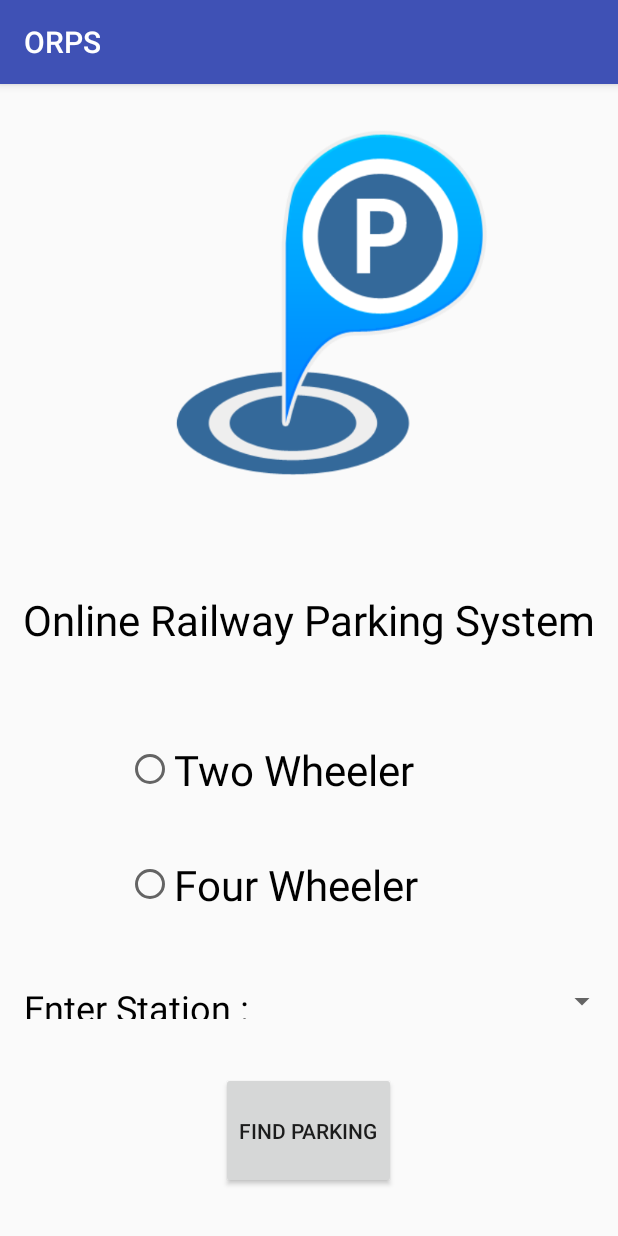
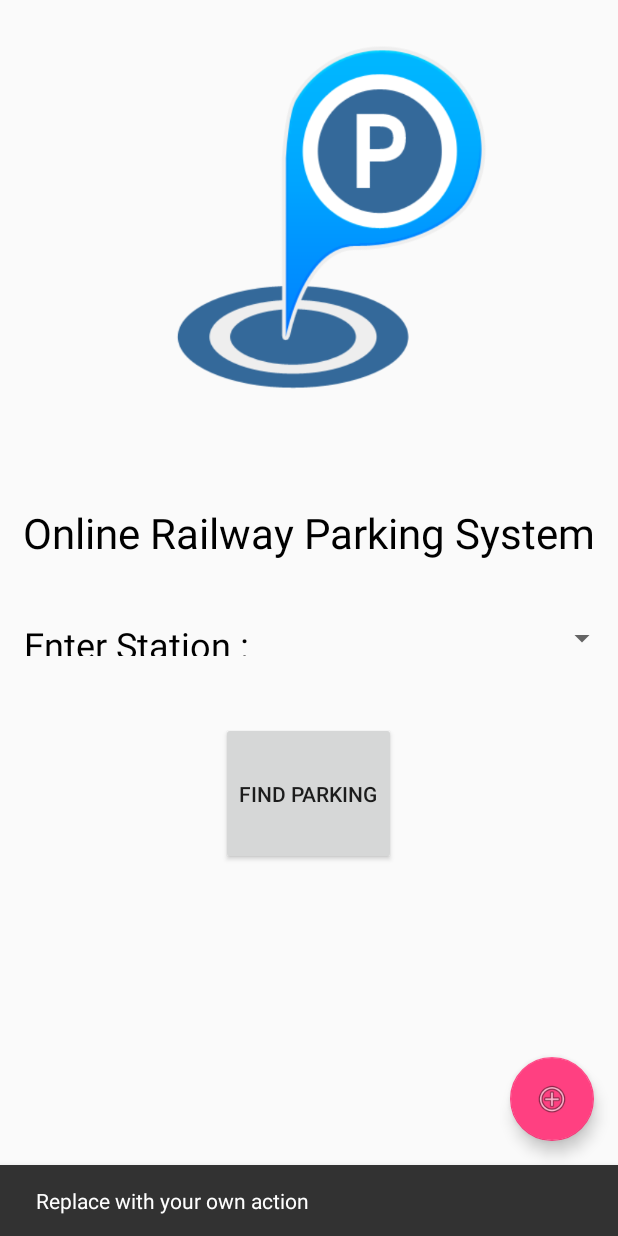
Before and after one commit to IamMukulTaneja/ORPS, an Android app: the screen it shows after launch (MainActivity), after a tap on an icon or button, on a phone screen of 412 x 824 dp. Run offline under Robolectric (Android 15) with nearby library versions, the phone set to English and light mode, and no system bars; 1 other tap on this screen came first.

Commit message:
options for vehicle removed and floating button added for direct booking' ' ; ' ' ' ' '

```diff
--- a/app/build.gradle
+++ b/app/build.gradle
@@ -26,5 +26,6 @@
     })
     compile 'com.android.support:appcompat-v7:25.3.1'
     compile 'com.android.support.constraint:constraint-layout:1.0.2'
+    compile 'com.android.support:design:25.3.1'
     testCompile 'junit:junit:4.12'
 }
--- a/app/src/main/AndroidManifest.xml
+++ b/app/src/main/AndroidManifest.xml
@@ -9,7 +9,6 @@
         android:roundIcon="@mipmap/ic_launcher_round"
         android:supportsRtl="true"
         android:theme="@style/AppTheme">
-        <activity android:name=".MainActivity" />
         <activity
             android:name=".SplashScreen"
             android:theme="@style/SplashTheme">
@@ -19,9 +18,12 @@
                 <category android:name="android.intent.category.LAUNCHER" />
             </intent-filter>
         </activity>
-        <activity android:name=".SignInActivity">
+        <activity android:name=".SignInActivity"></activity>
 
-        </activity>
+        <activity
+            android:name=".MainActivity"
+            android:label="@string/title_activity_main"
+            android:theme="@style/AppTheme.NoActionBar"></activity>
     </application>
 
 </manifest>
--- a/app/src/main/java/com/example/dell/orps/MainActivity.java
+++ b/app/src/main/java/com/example/dell/orps/MainActivity.java
@@ -1,7 +1,11 @@
 package com.example.dell.orps;
 
+import android.os.Bundle;
+import android.support.design.widget.FloatingActionButton;
+import android.support.design.widget.Snackbar;
 import android.support.v7.app.AppCompatActivity;
-import android.os.Bundle;
+import android.support.v7.widget.Toolbar;
+import android.view.View;
 
 public class MainActivity extends AppCompatActivity {
 
@@ -9,5 +13,15 @@
     protected void onCreate(Bundle savedInstanceState) {
         super.onCreate(savedInstanceState);
         setContentView(R.layout.activity_main);
+
+        FloatingActionButton fab = (FloatingActionButton) findViewById(R.id.fab);
+        fab.setOnClickListener(new View.OnClickListener() {
+            @Override
+            public void onClick(View view) {
+                Snackbar.make(view, "Replace with your own action", Snackbar.LENGTH_LONG)
+                        .setAction("Action", null).show();
+            }
+        });
     }
+
 }
--- a/app/src/main/res/layout/activity_main.xml
+++ b/app/src/main/res/layout/activity_main.xml
@@ -1,87 +1,77 @@
 <?xml version="1.0" encoding="utf-8"?>
-<LinearLayout xmlns:android="http://schemas.android.com/apk/res/android"
+<android.support.design.widget.CoordinatorLayout xmlns:android="http://schemas.android.com/apk/res/android"
     xmlns:app="http://schemas.android.com/apk/res-auto"
     xmlns:tools="http://schemas.android.com/tools"
     android:layout_width="match_parent"
     android:layout_height="match_parent"
+    tools:context="com.example.dell.orps.MainActivity">
+
+
+    <include layout="@layout/content_main" />
+
+    <android.support.design.widget.FloatingActionButton
+        android:id="@+id/fab"
+        android:layout_width="wrap_content"
+        android:layout_height="wrap_content"
+        android:layout_gravity="bottom|end"
+        android:layout_margin="@dimen/fab_margin"
+        app:srcCompat="@android:drawable/ic_menu_add" />
+
+
+    <LinearLayout
+        android:layout_width="match_parent"
+        android:layout_height="match_parent"
         android:orientation="vertical"
-    tools:context="com.example.dell.orps.MainActivity"
-    android:weightSum="1">
+        android:weightSum="1"
+        tools:context="com.example.dell.orps.MainActivity">
 
 
         <ImageView
             android:id="@+id/main_image"
             android:layout_width="wrap_content"
-        android:layout_height="183dp"
-        android:layout_weight="0.4"
-        app:srcCompat="@drawable/spalshimage" />
+            android:layout_height="171dp"
+            app:srcCompat="@drawable/spalshimage"
+            android:layout_weight="0.28" />
 
         <TextView
             android:id="@+id/heading"
             android:layout_width="match_parent"
             android:layout_height="wrap_content"
+            android:layout_marginTop="32dp"
             android:text="@string/ORPS"
+            android:textAlignment="center"
             android:textColor="#000000"
-        android:textSize="28sp"
-        android:layout_weight="0.1"
-        android:textAlignment="center"
-        android:layout_marginTop="32dp"/>
-
-    <RadioButton
-        android:id="@+id/twowheeler"
-        android:layout_width="match_parent"
-        android:layout_height="wrap_content"
-        android:layout_weight="0.1"
-        android:textColor="#000000"
-        android:layout_marginStart="56dp"
-        android:layout_marginLeft="56dp"
-        android:layout_marginTop="16dp"
-        android:textSize="28sp"
-        android:layout_gravity="center"
-        android:text="@string/twowheeler" />
-
-    <RadioButton
-        android:id="@+id/fourwheeler"
-        android:layout_width="match_parent"
-        android:layout_height="wrap_content"
-        android:layout_weight="0.1"
-        android:layout_marginStart="56dp"
-        android:textSize="28sp"
-        android:textColor="#000000"
-        android:layout_gravity="center"
-        android:layout_marginLeft="56dp"
-        android:layout_marginTop="8dp"
-        android:text="@string/fourwheeler" />
-
+            android:textSize="28sp" />
 
 
         <RelativeLayout
             android:layout_width="match_parent"
             android:layout_height="wrap_content"
-        android:layout_weight="0.1"
-        android:layout_marginTop="16dp">
+            android:layout_marginTop="16dp"
+            android:layout_weight="0.1">
 
             <TextView
                 android:id="@+id/enterstation"
                 android:layout_width="wrap_content"
                 android:layout_height="wrap_content"
+                android:layout_alignBottom="@+id/stationspinner"
+                android:layout_alignParentLeft="true"
+                android:layout_alignParentStart="true"
+                android:layout_alignTop="@+id/stationspinner"
+                android:layout_marginLeft="16dp"
                 android:text="@string/enterstation"
                 android:textAlignment="center"
                 android:textColor="#000000"
-            android:textSize="24sp"
-            android:layout_alignBottom="@+id/stationspinner"
-            android:layout_alignParentLeft="true"
-            android:layout_alignParentStart="true"
-            android:layout_marginLeft="16dp"
-            android:layout_alignTop="@+id/stationspinner" />
+                android:textSize="24sp" />
+
             <Spinner
                 android:id="@+id/stationspinner"
                 android:layout_width="207dp"
                 android:layout_height="wrap_content"
-            android:layout_gravity="right"
+                android:layout_alignParentEnd="true"
+                android:layout_alignParentRight="true"
                 android:layout_centerVertical="true"
-            android:layout_alignParentRight="true"
-            android:layout_alignParentEnd="true" />
+                android:layout_gravity="right" />
 
         </RelativeLayout>
 
@@ -89,9 +79,12 @@
             android:id="@+id/findparking"
             android:layout_width="wrap_content"
             android:layout_height="wrap_content"
-        android:elevation="4dp"
             android:layout_gravity="center"
             android:layout_marginTop="20dp"
             android:layout_weight="0.1"
+            android:elevation="4dp"
             android:text="@string/findparking" />
     </LinearLayout>
+
+
+</android.support.design.widget.CoordinatorLayout>
--- /dev/null
+++ b/app/src/main/res/layout/content_main.xml
@@ -0,0 +1,11 @@
+<?xml version="1.0" encoding="utf-8"?>
+<android.support.constraint.ConstraintLayout xmlns:android="http://schemas.android.com/apk/res/android"
+    xmlns:app="http://schemas.android.com/apk/res-auto"
+    xmlns:tools="http://schemas.android.com/tools"
+    android:layout_width="match_parent"
+    android:layout_height="match_parent"
+    app:layout_behavior="@string/appbar_scrolling_view_behavior"
+    tools:context="com.example.dell.orps.MainActivity"
+    tools:showIn="@layout/activity_main">
+
+</android.support.constraint.ConstraintLayout>
--- /dev/null
+++ b/app/src/main/res/values/dimens.xml
@@ -0,0 +1,3 @@
+<resources>
+    <dimen name="fab_margin">16dp</dimen>
+</resources>
--- a/app/src/main/res/values/strings.xml
+++ b/app/src/main/res/values/strings.xml
@@ -12,4 +12,5 @@
     <string name="name">Name</string>
     <string name="contact">Contact Number</string>
     <string name="signup">Sign Up</string>
+    <string name="title_activity_main">MainActivity</string>
 </resources>
--- a/app/src/main/res/values/styles.xml
+++ b/app/src/main/res/values/styles.xml
@@ -7,9 +7,19 @@
         <item name="colorPrimaryDark">@color/colorPrimaryDark</item>
         <item name="colorAccent">@color/colorAccent</item>
     </style>
+
     <style name="SplashTheme" parent="Theme.AppCompat.Light.NoActionBar">
-    <item name="colorPrimary">@color/colorPrimary</item>
-    <item name="colorPrimaryDark">@color/colorPrimaryDark</item>
-    <item name="colorAccent">@color/colorAccent</item>
+        <item name="colorPrimary">@color/colorPrimary</item>
+        <item name="colorPrimaryDark">@color/colorPrimaryDark</item>
+        <item name="colorAccent">@color/colorAccent</item>
     </style>
+
+    <style name="AppTheme.NoActionBar">
+        <item name="windowActionBar">false</item>
+        <item name="windowNoTitle">true</item>
+    </style>
+
+    <style name="AppTheme.AppBarOverlay" parent="ThemeOverlay.AppCompat.Dark.ActionBar" />
+
+    <style name="AppTheme.PopupOverlay" parent="ThemeOverlay.AppCompat.Light" />
 </resources>
```
Lines whose indentation alone changed are shown as unchanged.
